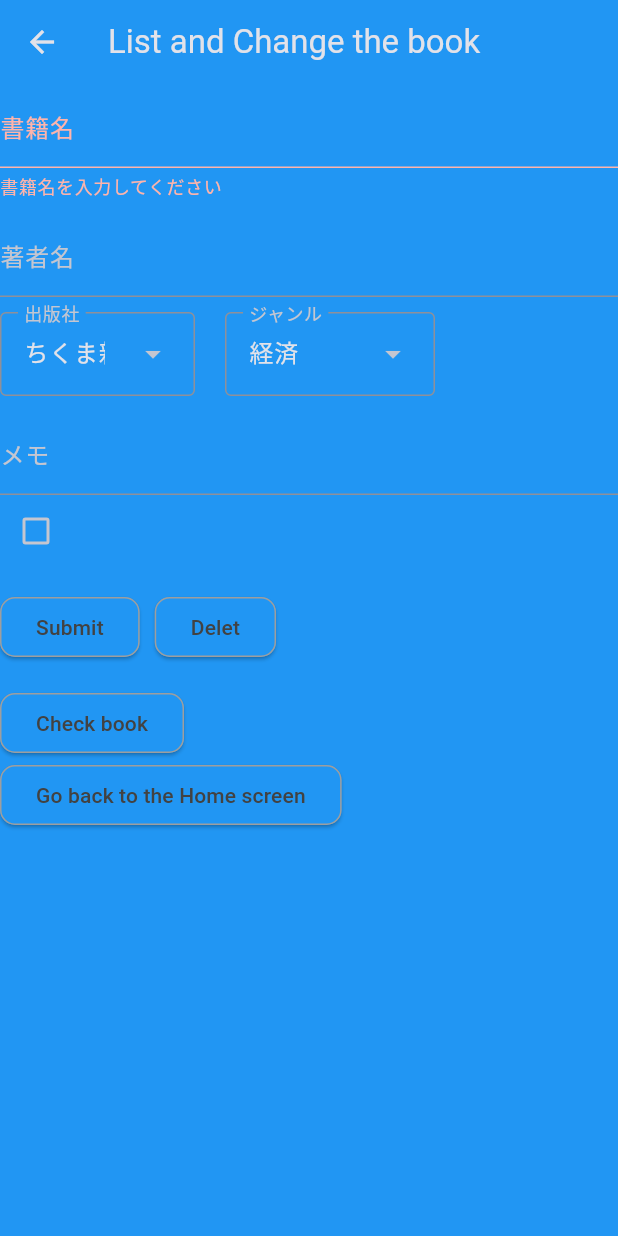
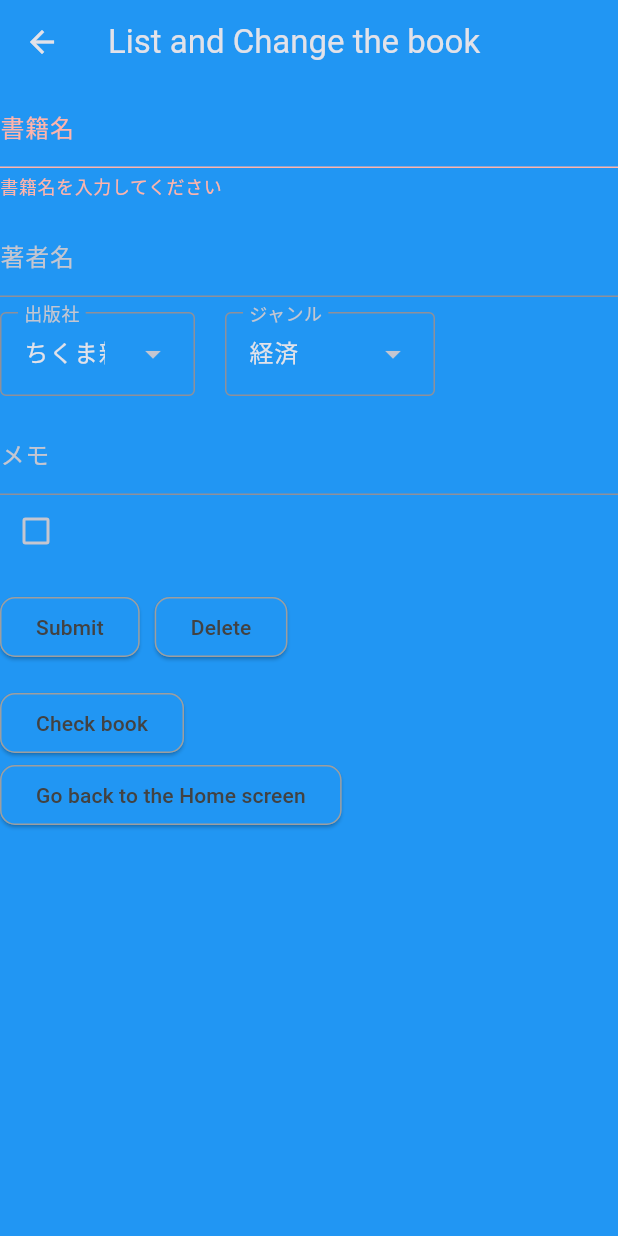
Before and after one commit to of3jlmssoo/bookmgr, a Flutter app: the ListAndChangeeRegisteredBook screen opened directly with empty values, after a tap on "Submit", on a phone screen of 412 x 824 dp. Run offline on Flutter 3.47's test engine with Material 3 defaults, Android fonts, the phone set to English and light mode, and no system bars; our stand-ins replace flutter_riverpod, freezed_annotation, go_router, logger, riverpod_annotation, sqflite_common_ffi; accounts and stored records are empty; generated files the repository leaves out were written again.

Commit message:
update by id

```diff
--- a/lib/screens.dart
+++ b/lib/screens.dart
@@ -164,7 +164,8 @@ class _ListAndChangeeRegisteredBookState extends State<ListAndChangeeRegisteredB
                       var dp = DatabaseProvider(databasefile: databaseName);
                       // TODO: Publisher to its name
                       // TODO: Genre to its name
-                      dp.dataInsert(title: b.name, author: b.author ?? "", purchased: b.purchased ?? 0, comment: b.comment ?? "");
+                      // dp.dataInsert(title: b.name, author: b.author ?? "", purchased: b.purchased ?? 0, comment: b.comment ?? "");
+                      dp.updateById(id: b.id!, title: b.name, author: b.author ?? "", purchased: b.purchased ?? 0, comment: b.comment ?? "");
                       nameController.clear();
                       authorController.clear();
                       publisherController.clear();
@@ -180,7 +181,7 @@ class _ListAndChangeeRegisteredBookState extends State<ListAndChangeeRegisteredB
                     dp.deleteById(id: widget.book.id!);
                     HomeRoute().go(context);
                   },
-                  child: Text('Delet'),
+                  child: Text('Delete'),
                 ),
               ],
             ),
```
Also changed, not shown: lib/dbprovider.dart (+50 -0 lines).
